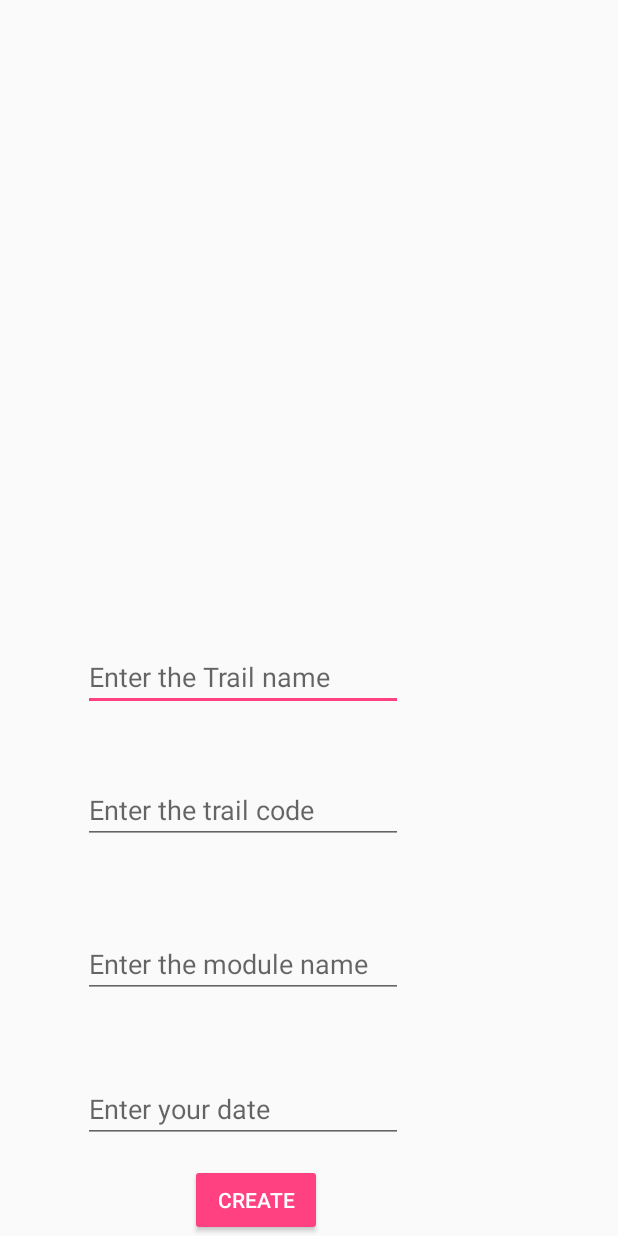
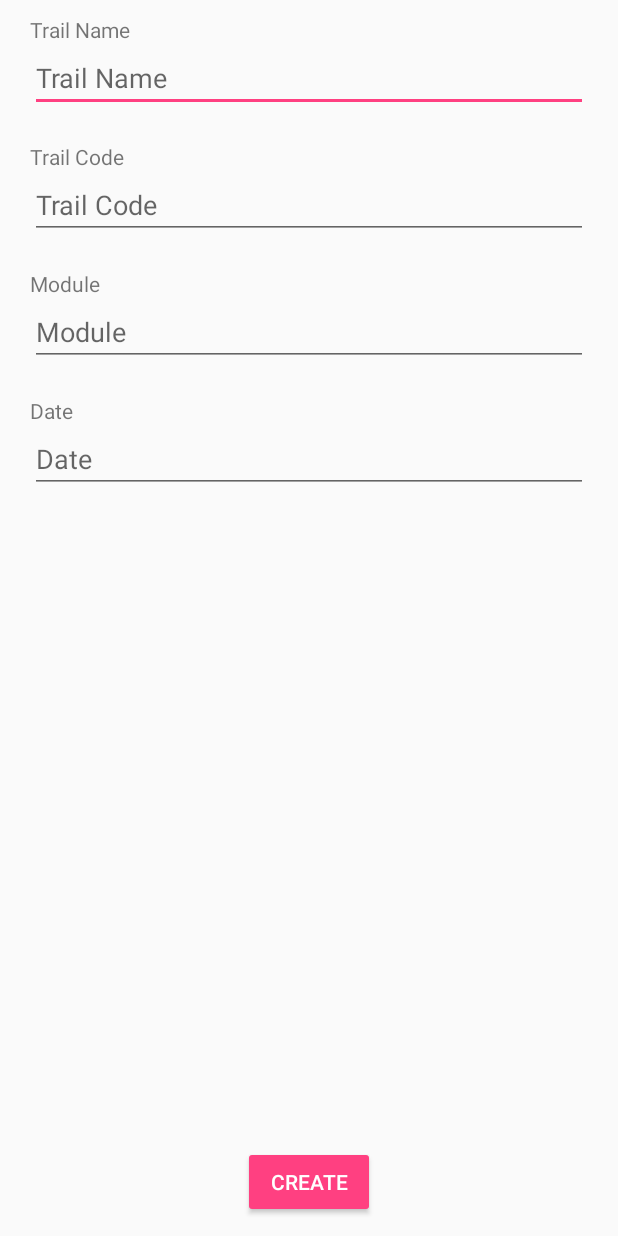
Before and after one commit to blackpanther2712/SE-FT08, an Android app: the layout add_trail_dialogbox.xml on its own in the app's theme, with its tools: preview values and no code run, on a phone screen of 412 x 824 dp. Run offline under Robolectric (Android 15) with nearby library versions, the light colour scheme and no system bars.

Commit message:
Till adding trails app is working fine

```diff
--- a/TrailBlazeLearn/app/src/main/java/com/ft08/trailblazelearn/activities/SelectModeActivity.java
+++ b/TrailBlazeLearn/app/src/main/java/com/ft08/trailblazelearn/activities/SelectModeActivity.java
@@ -11,6 +11,7 @@ import android.widget.Button;
 import android.widget.TextView;
 
 import com.ft08.trailblazelearn.R;
+import com.ft08.trailblazelearn.models.Participant;
 import com.ft08.trailblazelearn.models.Trainer;
 import com.ft08.trailblazelearn.models.User;
 import com.google.firebase.auth.FirebaseAuth;
@@ -29,6 +30,8 @@ public class SelectModeActivity extends AppCompatActivity {
 
     private FirebaseUser user;
     private User users;
+    private Trainer userTrainer;
+    private Participant userParticipant;
 
 
     private FirebaseAuth.AuthStateListener mListener;
@@ -49,7 +52,7 @@ public class SelectModeActivity extends AppCompatActivity {
         participant =(Button)findViewById(R.id.ParticipantBtn);
 
         user = FirebaseAuth.getInstance().getCurrentUser();
-        users = new User(user.getUid(),user.getDisplayName(),user.getPhotoUrl().toString());
+        //users = new User(user.getUid(),user.getDisplayName(),user.getPhotoUrl().toString());
 
 
 
@@ -61,7 +64,7 @@ public class SelectModeActivity extends AppCompatActivity {
             @Override
             public void onClick(View v) {
                 Intent trails = new Intent(SelectModeActivity.this,TrailActivity.class);
-                Trainer trainer1 =new Trainer();
+                userTrainer =new Trainer(user.getUid(),user.getDisplayName(),user.getPhotoUrl().toString());
                 startActivity(trails);
 
             }
--- a/TrailBlazeLearn/app/src/main/java/com/ft08/trailblazelearn/activities/TrailActivity.java
+++ b/TrailBlazeLearn/app/src/main/java/com/ft08/trailblazelearn/activities/TrailActivity.java
@@ -128,9 +128,24 @@ public class TrailActivity extends AppCompatActivity {
                             DateFormat form = new SimpleDateFormat("dd-MM-yyyy",Locale.ENGLISH);
 
 
-                            Trail trails = new Trail(name, code, moduletxt,startDate);
+                            Trail trail = new Trail(name, code, moduletxt,startDate);
 
-                            dRef.child("Trails").push().setValue(trails);
+                            DatabaseReference tref=dRef.child("Trails").push();
+
+                            tref.child("Trail Name").setValue(trail.getTrailName());
+                            tref.child("Trail Code").setValue(trail.getTrailCode());
+                            tref.child("Module").setValue(trail.getModule());
+                            tref.child("TrailID").setValue(trail.getTrailID());
+                            DateFormat format = new SimpleDateFormat("dd-MM-yyyy",Locale.ENGLISH);
+                            Date d=trail.getTrailDate();
+                            tref.child("Trail Date").setValue(form.format(d));
+
+                            DateFormat form1 = new SimpleDateFormat("dd-MM-yyyy HH:mm:ss",Locale.ENGLISH);
+                            Date d1=new Date();
+                            Timestamp t =new Timestamp(d1.getTime());
+                            tref.child("TimeStamp").setValue(form1.format(t));
+
+
                             Intent intent = getIntent();
                             finish();
                             startActivity(intent);
--- a/TrailBlazeLearn/app/src/main/java/com/ft08/trailblazelearn/adapters/TrailAdapter.java
+++ b/TrailBlazeLearn/app/src/main/java/com/ft08/trailblazelearn/adapters/TrailAdapter.java
@@ -72,10 +72,6 @@ public class TrailAdapter extends ArrayAdapter<Trail> {
             }
        });
 
-
-
-
-
     }
 
     @NonNull
@@ -96,7 +92,7 @@ public class TrailAdapter extends ArrayAdapter<Trail> {
             viewHolder = (ViewHolder) convertView.getTag();
         }
 
-        final Trail trail = trails.get(position);
+        final Trail trail = getItem(position);
         viewHolder.trailName.setText(trail.toString());
 
         viewHolder.trailName.setOnClickListener(new View.OnClickListener() {
--- a/TrailBlazeLearn/app/src/main/java/com/ft08/trailblazelearn/models/Trail.java
+++ b/TrailBlazeLearn/app/src/main/java/com/ft08/trailblazelearn/models/Trail.java
@@ -24,8 +24,8 @@ public class Trail {
         this.trailCode = trailCode;
         this.module = module;
         this.trailDate = trailDate;
-        DateFormat formatter = new SimpleDateFormat("dd-MM-yyyy", Locale.ENGLISH);
-        this.trailID = formatter.format(trailDate) + trailCode;
+        DateFormat formatter = new SimpleDateFormat("yyyyMMdd", Locale.ENGLISH);
+        this.trailID = formatter.format(trailDate)+"-"+trailCode;
         stations = new ArrayList<Station> ();
     }
 
--- a/TrailBlazeLearn/app/src/main/java/com/ft08/trailblazelearn/models/Trainer.java
+++ b/TrailBlazeLearn/app/src/main/java/com/ft08/trailblazelearn/models/Trainer.java
@@ -6,10 +6,14 @@ import java.util.List;
 
 public class Trainer extends User {
     public ArrayList<Trail> trails;
-    public Trainer(){
-        trails = new ArrayList<>();
-    }
+//   public Trainer(){
+//        trails = new ArrayList<>();
+//    }
 
+     public Trainer(String userId, String name, String image) {
+         super(userId, name, image);
+         trails= new ArrayList<Trail>();
+     }
 
 
 
--- a/TrailBlazeLearn/app/src/main/res/layout/activity_trail.xml
+++ b/TrailBlazeLearn/app/src/main/res/layout/activity_trail.xml
@@ -26,6 +26,7 @@
         android:text="@string/add_trails_to_appear_here" />
 
 
+
     <android.support.design.widget.FloatingActionButton
         android:id="@+id/fab"
         android:layout_width="wrap_content"
@@ -36,11 +37,8 @@
         android:layout_alignParentBottom="true"
         android:backgroundTint="@color/colorAccent"
         android:clickable="true"
-        android:tint="@android:color/white" />
-
-
-
-
+        android:tint="@android:color/white"
+        app:srcCompat="@android:drawable/ic_input_add" />
 
 
 </RelativeLayout>
--- a/TrailBlazeLearn/app/src/main/res/layout/add_trail_dialogbox.xml
+++ b/TrailBlazeLearn/app/src/main/res/layout/add_trail_dialogbox.xml
@@ -5,77 +5,185 @@
     android:layout_width="match_parent"
     android:layout_height="match_parent">
 
+    <!--<ScrollView-->
+        <!--android:layout_width="match_parent"-->
+        <!--android:layout_height="450dp"-->
+        <!--android:layout_marginBottom="20dp">-->
+
+    <!--<RelativeLayout-->
+        <!--android:layout_width="match_parent"-->
+        <!--android:layout_height="match_parent"-->
+        <!--android:layout_marginBottom="20dp"-->
+        <!--tools:layout_editor_absoluteX="0dp"-->
+        <!--tools:layout_editor_absoluteY="0dp"-->
+        <!--tools:ignore="MissingConstraints">-->
+
+        <!--<EditText-->
+            <!--android:id="@+id/TrailNametxt"-->
+            <!--android:layout_width="wrap_content"-->
+            <!--android:layout_height="wrap_content"-->
+            <!--android:layout_above="@+id/TrailCodetxt"-->
+            <!--android:layout_alignParentLeft="true"-->
+            <!--android:layout_alignParentStart="true"-->
+            <!--android:layout_marginBottom="43dp"-->
+            <!--android:layout_marginLeft="55dp"-->
+            <!--android:layout_marginStart="55dp"-->
+            <!--android:ems="10"-->
+            <!--android:hint="Enter the Trail name"-->
+            <!--android:inputType="textPersonName" />-->
+
+        <!--<EditText-->
+            <!--android:id="@+id/TrailCodetxt"-->
+            <!--android:layout_width="wrap_content"-->
+            <!--android:layout_height="wrap_content"-->
+            <!--android:layout_above="@+id/Moduletxt"-->
+            <!--android:layout_alignLeft="@+id/TrailNametxt"-->
+            <!--android:layout_alignStart="@+id/TrailNametxt"-->
+            <!--android:layout_marginBottom="57dp"-->
+            <!--android:ems="10"-->
+            <!--android:hint="Enter the trail code"-->
+            <!--android:inputType="textPersonName" />-->
+
+        <!--<EditText-->
+            <!--android:id="@+id/Moduletxt"-->
+            <!--android:layout_width="wrap_content"-->
+            <!--android:layout_height="wrap_content"-->
+            <!--android:layout_above="@+id/datetxt"-->
+            <!--android:layout_alignLeft="@+id/TrailCodetxt"-->
+            <!--android:layout_alignStart="@+id/TrailCodetxt"-->
+            <!--android:layout_marginBottom="51dp"-->
+            <!--android:ems="10"-->
+            <!--android:hint="Enter the module name"-->
+            <!--android:inputType="textPersonName" />-->
+
+    <!--</RelativeLayout>-->
+
+        <!--<EditText-->
+            <!--android:id="@+id/datetxt"-->
+            <!--android:layout_width="match_parent"-->
+            <!--android:layout_height="wrap_content"-->
+            <!--android:layout_above="@+id/CreateBtn"-->
+            <!--android:layout_alignLeft="@+id/Moduletxt"-->
+            <!--android:layout_alignStart="@+id/Moduletxt"-->
+            <!--android:layout_marginBottom="14dp"-->
+            <!--android:clickable="true"-->
+            <!--android:ems="10"-->
+            <!--android:focusable="false"-->
+            <!--android:hint="Enter your date"-->
+            <!--android:inputType="date" />-->
+
+    <!--</ScrollView>-->
+
+
+    <ScrollView
+        android:layout_width="match_parent"
+        android:layout_height="450dp"
+        android:layout_marginBottom="20dp">
+
         <RelativeLayout
             android:layout_width="match_parent"
             android:layout_height="match_parent"
-        tools:layout_editor_absoluteX="0dp"
-        tools:layout_editor_absoluteY="0dp"
-        tools:ignore="MissingConstraints">
+            android:layout_marginBottom="20dp">
+
+
+            <TextView
+                android:id="@+id/trailname"
+                android:layout_width="match_parent"
+                android:layout_height="wrap_content"
+                android:layout_marginStart="20dp"
+                android:layout_marginTop="10dp"
+                android:layout_marginEnd="20dp"
+                android:text="@string/trail_name" />
 
             <EditText
                 android:id="@+id/TrailNametxt"
-            android:layout_width="wrap_content"
+                android:layout_width="match_parent"
                 android:layout_height="wrap_content"
-            android:layout_above="@+id/TrailCodetxt"
-            android:layout_alignParentLeft="true"
-            android:layout_alignParentStart="true"
-            android:layout_marginBottom="43dp"
-            android:layout_marginLeft="55dp"
-            android:layout_marginStart="55dp"
-            android:ems="10"
-            android:hint="Enter the Trail name"
-            android:inputType="textPersonName" />
+                android:layout_marginStart="20dp"
+                android:layout_marginEnd="20dp"
+                android:layout_below="@id/trailname"
+                android:hint="@string/trail_name"
+                android:inputType="" />
+            <TextView
+                android:id="@+id/trailcode"
+                android:layout_width="match_parent"
+                android:layout_height="wrap_content"
+                android:layout_marginStart="20dp"
+                android:layout_marginTop="20dp"
+                android:layout_marginEnd="20dp"
+                android:layout_below="@id/TrailNametxt"
+                android:text="Trail Code" />
 
             <EditText
                 android:id="@+id/TrailCodetxt"
-            android:layout_width="wrap_content"
+                android:layout_width="match_parent"
                 android:layout_height="wrap_content"
-            android:layout_above="@+id/Moduletxt"
-            android:layout_alignLeft="@+id/TrailNametxt"
-            android:layout_alignStart="@+id/TrailNametxt"
-            android:layout_marginBottom="57dp"
-            android:ems="10"
-            android:hint="Enter the trail code"
-            android:inputType="textPersonName" />
+                android:layout_marginStart="20dp"
+                android:layout_marginEnd="20dp"
+                android:layout_below="@+id/trailcode"
+                android:hint="Trail Code"
+                android:inputType="" />
+
+            <TextView
+                android:id="@+id/mod"
+                android:layout_width="match_parent"
+                android:layout_height="wrap_content"
+                android:layout_marginStart="20dp"
+                android:layout_marginTop="20dp"
+                android:layout_marginEnd="20dp"
+                android:layout_below="@id/TrailCodetxt"
+                android:text="@string/module"
+
+                />
 
             <EditText
                 android:id="@+id/Moduletxt"
-            android:layout_width="wrap_content"
+                android:layout_width="match_parent"
                 android:layout_height="wrap_content"
-            android:layout_above="@+id/datetxt"
-            android:layout_alignLeft="@+id/TrailCodetxt"
-            android:layout_alignStart="@+id/TrailCodetxt"
-            android:layout_marginBottom="51dp"
-            android:ems="10"
-            android:hint="Enter the module name"
-            android:inputType="textPersonName" />
+                android:layout_marginStart="20dp"
+                android:layout_marginEnd="20dp"
+                android:layout_below="@id/mod"
+                android:hint="@string/module"
+                android:inputType="" />
 
+            <TextView
+                android:id="@+id/date"
+                android:layout_width="match_parent"
+                android:layout_height="wrap_content"
+                android:layout_marginStart="20dp"
+                android:layout_marginTop="20dp"
+                android:layout_marginEnd="20dp"
+                android:layout_below="@id/Moduletxt"
+                android:text="@string/date"
+
+                />
             <EditText
                 android:id="@+id/datetxt"
-            android:layout_width="wrap_content"
+                android:layout_width="match_parent"
                 android:layout_height="wrap_content"
-            android:layout_above="@+id/CreateBtn"
-            android:layout_alignLeft="@+id/Moduletxt"
-            android:layout_alignStart="@+id/Moduletxt"
-            android:layout_marginBottom="14dp"
-            android:ems="10"
+                android:layout_marginStart="20dp"
+                android:layout_marginEnd="20dp"
+                android:layout_below="@id/date"
+                android:hint="@string/date"
                 android:focusable="false"
                 android:clickable="true"
-            android:hint="Enter your date"
-            android:inputType="date" />
+                android:inputType="" />
+
+
+
+        </RelativeLayout>
+    </ScrollView>
 
     <Button
         android:id="@+id/CreateBtn"
         style="@style/Widget.AppCompat.Button.Colored"
         android:layout_width="wrap_content"
         android:layout_height="wrap_content"
-            android:layout_alignEnd="@+id/datetxt"
         android:layout_alignParentBottom="true"
-            android:layout_alignRight="@+id/datetxt"
-            android:layout_marginEnd="54dp"
-            android:layout_marginRight="54dp"
+        android:layout_centerHorizontal="true"
+        android:layout_marginBottom="12dp"
         android:text="Create" />
 
-    </RelativeLayout>
+
 
 </RelativeLayout>
--- a/TrailBlazeLearn/app/src/main/res/values/strings.xml
+++ b/TrailBlazeLearn/app/src/main/res/values/strings.xml
@@ -25,5 +25,7 @@
     <string name="date">Date</string>
     <string name="module">Module</string>
     <string name="trail_name">Trail Name</string>
+    <string name="trail_code">Trail Code</string>
+
 
 </resources>
```
Lines whose indentation alone changed are shown as unchanged.
